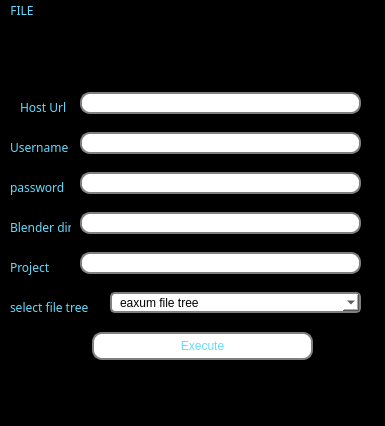
Aderemi-Adesada/GENESIS, file genesis.ui: the form before one commit.
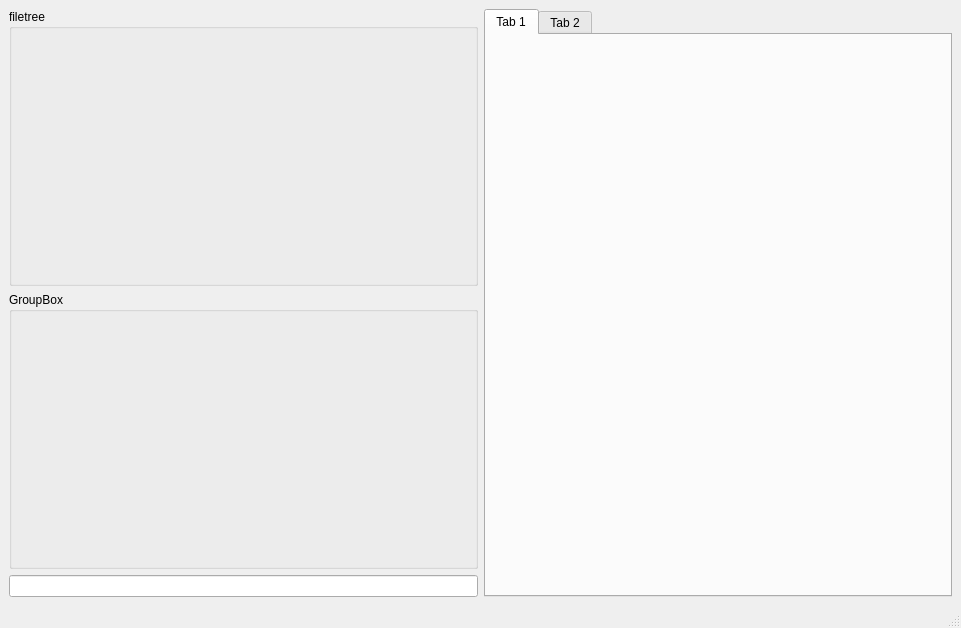
The form after the commit. Icons and pictures are not drawn.

Patch:
```diff
--- a/genesis.ui
+++ b/genesis.ui
@@ -6,337 +6,65 @@
    <rect>
     <x>0</x>
     <y>0</y>
-    <width>385</width>
-    <height>426</height>
+    <width>961</width>
+    <height>628</height>
    </rect>
   </property>
-  <property name="minimumSize">
-   <size>
-    <width>385</width>
-    <height>426</height>
-   </size>
-  </property>
-  <property name="maximumSize">
-   <size>
-    <width>385</width>
-    <height>426</height>
-   </size>
-  </property>
-  <property name="cursor">
-   <cursorShape>UpArrowCursor</cursorShape>
-  </property>
   <property name="windowTitle">
    <string>MainWindow</string>
   </property>
-  <property name="styleSheet">
-   <string notr="true">background-color: rgb(0, 0, 0);</string>
-  </property>
   <widget class="QWidget" name="centralwidget">
-   <widget class="QLabel" name="label">
-    <property name="geometry">
-     <rect>
-      <x>20</x>
-      <y>70</y>
-      <width>51</width>
-      <height>31</height>
-     </rect>
-    </property>
-    <property name="font">
-     <font>
-      <family>Courgette</family>
-     </font>
-    </property>
-    <property name="styleSheet">
-     <string notr="true">color: rgb(99, 219, 255);</string>
-    </property>
-    <property name="text">
-     <string>Host Url</string>
-    </property>
-   </widget>
-   <widget class="QLineEdit" name="lineEdit">
-    <property name="geometry">
-     <rect>
-      <x>80</x>
-      <y>70</y>
-      <width>281</width>
-      <height>22</height>
-     </rect>
-    </property>
-    <property name="styleSheet">
-     <string notr="true">border: 2px solid gray;
-    border-radius: 10px;
-    padding: 0 8px;
-    background: white;
-    selection-background-color: darkgray;</string>
-    </property>
-   </widget>
-   <widget class="QLabel" name="label_3">
-    <property name="geometry">
-     <rect>
-      <x>10</x>
-      <y>110</y>
-      <width>61</width>
-      <height>31</height>
-     </rect>
-    </property>
-    <property name="font">
-     <font>
-      <family>Courgette</family>
-     </font>
-    </property>
-    <property name="styleSheet">
-     <string notr="true">color: rgb(99, 219, 255);</string>
-    </property>
-    <property name="text">
-     <string>Username</string>
-    </property>
-   </widget>
-   <widget class="QLineEdit" name="lineEdit_2">
-    <property name="geometry">
-     <rect>
-      <x>80</x>
-      <y>110</y>
-      <width>281</width>
-      <height>22</height>
-     </rect>
-    </property>
-    <property name="styleSheet">
-     <string notr="true">border: 2px solid gray;
-    border-radius: 10px;
-    padding: 0 8px;
-    background: white;
-    selection-background-color: darkgray;</string>
-    </property>
-   </widget>
-   <widget class="QLabel" name="label_4">
-    <property name="geometry">
-     <rect>
-      <x>10</x>
-      <y>150</y>
-      <width>61</width>
-      <height>31</height>
-     </rect>
-    </property>
-    <property name="font">
-     <font>
-      <family>Courgette</family>
-     </font>
-    </property>
-    <property name="styleSheet">
-     <string notr="true">color: rgb(99, 219, 255);</string>
-    </property>
-    <property name="text">
-     <string>password</string>
-    </property>
-   </widget>
-   <widget class="QLineEdit" name="lineEdit_3">
-    <property name="geometry">
-     <rect>
-      <x>80</x>
-      <y>150</y>
-      <width>281</width>
-      <height>22</height>
-     </rect>
-    </property>
-    <property name="styleSheet">
-     <string notr="true">border: 2px solid gray;
-    border-radius: 10px;
-    padding: 0 8px;
-    background: white;
-    selection-background-color: darkgray;</string>
-    </property>
-   </widget>
-   <widget class="QLineEdit" name="lineEdit_4">
-    <property name="geometry">
-     <rect>
-      <x>80</x>
-      <y>230</y>
-      <width>281</width>
-      <height>22</height>
-     </rect>
-    </property>
-    <property name="styleSheet">
-     <string notr="true">border: 2px solid gray;
-    border-radius: 10px;
-    padding: 0 8px;
-    background: white;
-    selection-background-color: darkgray;</string>
-    </property>
-   </widget>
-   <widget class="QLabel" name="label_5">
-    <property name="geometry">
-     <rect>
-      <x>10</x>
-      <y>190</y>
-      <width>61</width>
-      <height>31</height>
-     </rect>
-    </property>
-    <property name="font">
-     <font>
-      <family>Courgette</family>
-     </font>
-    </property>
-    <property name="styleSheet">
-     <string notr="true">color: rgb(99, 219, 255);</string>
-    </property>
-    <property name="text">
-     <string>Blender dir</string>
-    </property>
-   </widget>
-   <widget class="QLineEdit" name="lineEdit_5">
-    <property name="geometry">
-     <rect>
-      <x>80</x>
-      <y>190</y>
-      <width>281</width>
-      <height>22</height>
-     </rect>
-    </property>
-    <property name="styleSheet">
-     <string notr="true">border: 2px solid gray;
-    border-radius: 10px;
-    padding: 0 8px;
-    background: white;
-    selection-background-color: darkgray;</string>
-    </property>
-   </widget>
-   <widget class="QLabel" name="label_6">
-    <property name="geometry">
-     <rect>
-      <x>10</x>
-      <y>230</y>
-      <width>61</width>
-      <height>31</height>
-     </rect>
-    </property>
-    <property name="font">
-     <font>
-      <family>Courgette</family>
-     </font>
-    </property>
-    <property name="styleSheet">
-     <string notr="true">color: rgb(99, 219, 255);</string>
-    </property>
-    <property name="text">
-     <string>Project</string>
-    </property>
-   </widget>
-   <widget class="QPushButton" name="pushButton">
-    <property name="geometry">
-     <rect>
-      <x>92</x>
-      <y>310</y>
-      <width>221</width>
-      <height>28</height>
-     </rect>
-    </property>
-    <property name="styleSheet">
-     <string notr="true">color: rgb(99, 219, 255);
-background-color: rgb(255, 255, 255);
-font: 8pt &quot;Courgette&quot;;
-border: 2px solid gray;
-    border-radius: 10px;
-    padding: 0 8px;
-    background: white;
-    selection-background-color: darkgray;</string>
-    </property>
-    <property name="text">
-     <string>Execute</string>
-    </property>
-   </widget>
-   <widget class="QComboBox" name="comboBox">
-    <property name="geometry">
-     <rect>
-      <x>110</x>
-      <y>270</y>
-      <width>251</width>
-      <height>21</height>
-     </rect>
-    </property>
-    <property name="styleSheet">
-     <string notr="true">background-color: rgb(255, 255, 255);
-border: 2px solid gray;
-    border-radius: 5px;
-    padding: 0 8px;
-    background: white;
-    selection-background-color: darkgray;</string>
-    </property>
-    <item>
-     <property name="text">
-      <string>eaxum file tree</string>
-     </property>
+   <layout class="QGridLayout" name="gridLayout_2">
+    <item row="0" column="0">
+     <layout class="QGridLayout" name="gridLayout_3">
+      <item row="0" column="0">
+       <widget class="QGroupBox" name="groupBox">
+        <property name="title">
+         <string>filetree</string>
+        </property>
+       </widget>
+      </item>
+      <item row="2" column="0">
+       <widget class="QLineEdit" name="lineEdit"/>
+      </item>
+      <item row="1" column="0">
+       <widget class="QGroupBox" name="groupBox_2">
+        <property name="title">
+         <string>GroupBox</string>
+        </property>
+       </widget>
+      </item>
+     </layout>
     </item>
-    <item>
-     <property name="text">
-      <string>kitsu default</string>
-     </property>
+    <item row="0" column="1">
+     <layout class="QGridLayout" name="gridLayout">
+      <item row="0" column="0">
+       <widget class="QTabWidget" name="tabWidget">
+        <widget class="QWidget" name="tab">
+         <attribute name="title">
+          <string>Tab 1</string>
+         </attribute>
+        </widget>
+        <widget class="QWidget" name="tab_2">
+         <attribute name="title">
+          <string>Tab 2</string>
+         </attribute>
+        </widget>
+       </widget>
+      </item>
+     </layout>
     </item>
-   </widget>
-   <widget class="QLabel" name="label_7">
-    <property name="geometry">
-     <rect>
-      <x>10</x>
-      <y>270</y>
-      <width>91</width>
-      <height>31</height>
-     </rect>
-    </property>
-    <property name="font">
-     <font>
-      <family>Courgette</family>
-     </font>
-    </property>
-    <property name="styleSheet">
-     <string notr="true">color: rgb(99, 219, 255);</string>
-    </property>
-    <property name="text">
-     <string>select file tree</string>
-    </property>
-   </widget>
-   <widget class="QLabel" name="label_2">
-    <property name="geometry">
-     <rect>
-      <x>130</x>
-      <y>0</y>
-      <width>131</width>
-      <height>51</height>
-     </rect>
-    </property>
-    <property name="text">
-     <string/>
-    </property>
-    <property name="pixmap">
-     <pixmap>icons/eaxum_logo_capsule.png</pixmap>
-    </property>
-    <property name="scaledContents">
-     <bool>true</bool>
-    </property>
-   </widget>
+   </layout>
   </widget>
   <widget class="QMenuBar" name="menubar">
    <property name="geometry">
     <rect>
      <x>0</x>
      <y>0</y>
-     <width>385</width>
-     <height>24</height>
+     <width>961</width>
+     <height>25</height>
     </rect>
    </property>
-   <property name="font">
-    <font>
-     <family>Courgette</family>
-    </font>
-   </property>
-   <property name="styleSheet">
-    <string notr="true">color: rgb(99, 219, 255);</string>
-   </property>
-   <widget class="QMenu" name="menuFILE">
-    <property name="title">
-     <string>FILE</string>
-    </property>
-   </widget>
-   <addaction name="menuFILE"/>
   </widget>
   <widget class="QStatusBar" name="statusbar"/>
  </widget>
```
